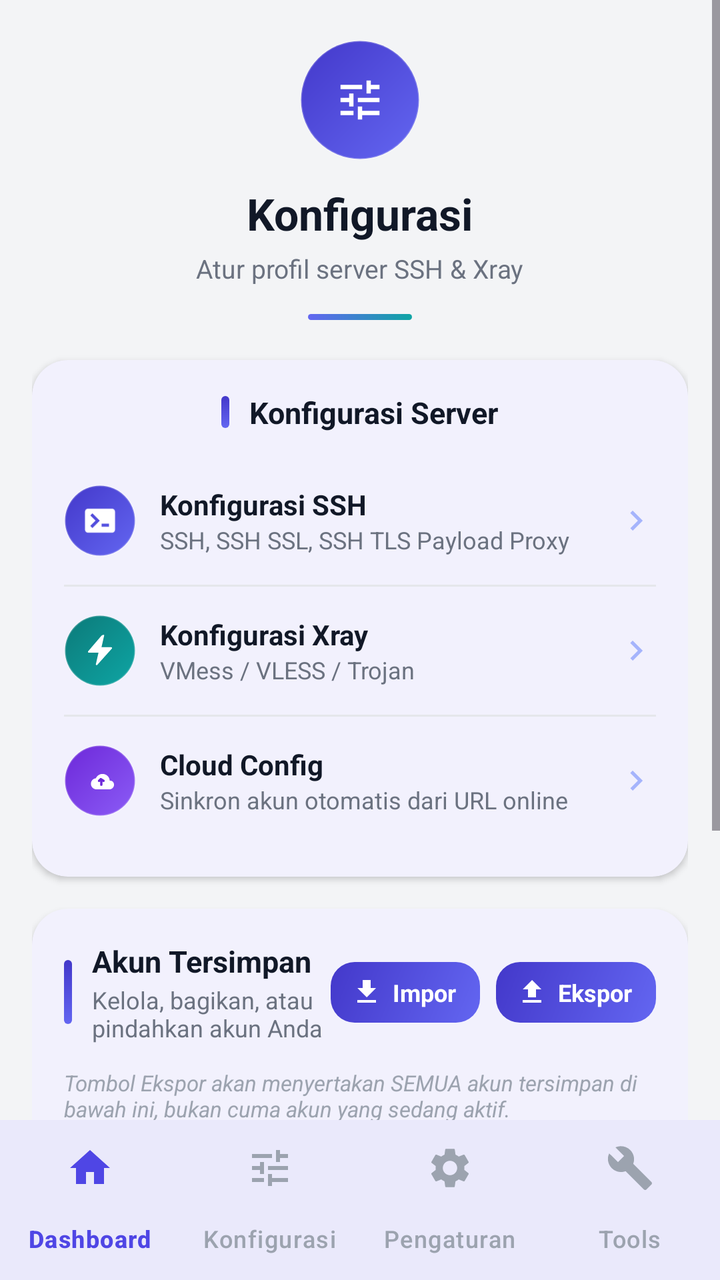
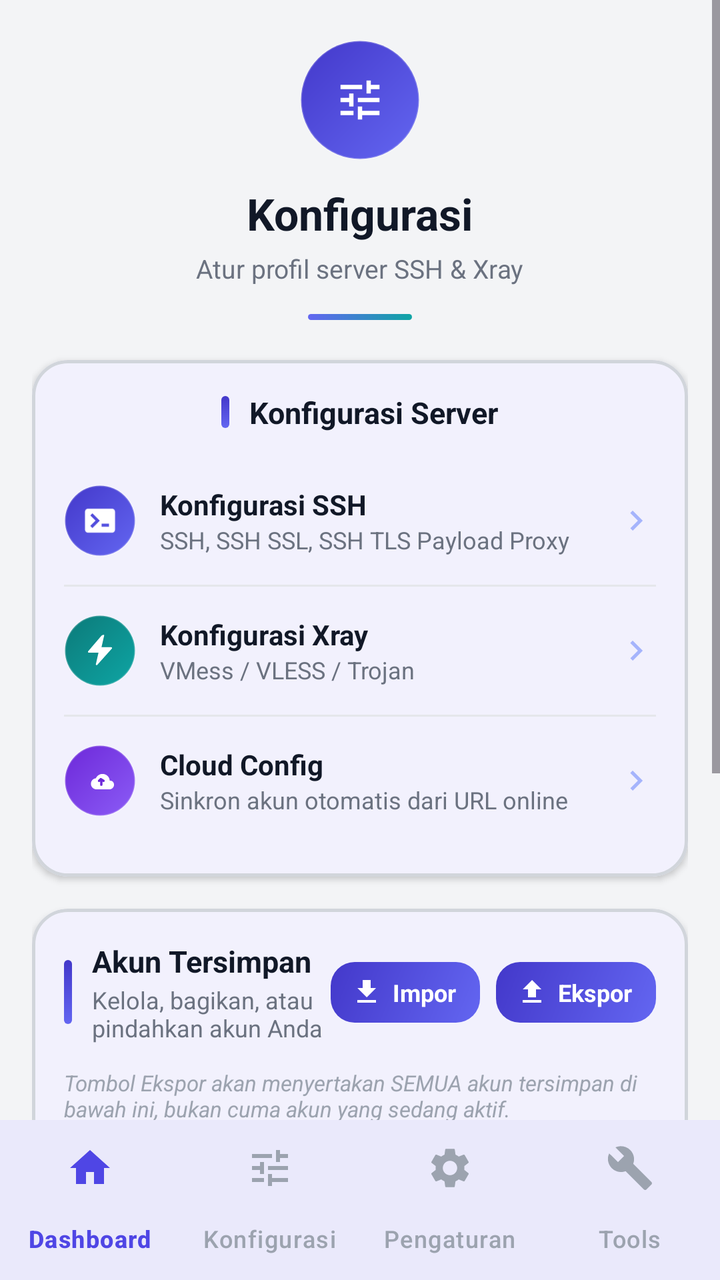

Two renders of the same Android screen: before a commit and after it. Below are the layout's source before the change and the commit's diff.
<!-- AndroidManifest.xml: application theme Theme.TunnelApp -->
<!-- res/layout/activity_config.xml -->
<?xml version="1.0" encoding="utf-8"?>
<LinearLayout xmlns:android="http://schemas.android.com/apk/res/android"
    xmlns:app="http://schemas.android.com/apk/res-auto"
    android:layout_width="match_parent"
    android:layout_height="match_parent"
    android:orientation="vertical"
    android:background="@color/app_background">

    <ScrollView
        android:layout_width="match_parent"
        android:layout_height="0dp"
        android:layout_weight="1"
        android:fillViewport="true">

        <LinearLayout
            android:layout_width="match_parent"
            android:layout_height="wrap_content"
            android:orientation="vertical"
            android:padding="16dp">

            
            <LinearLayout
                android:layout_width="match_parent"
                android:layout_height="wrap_content"
                android:orientation="vertical"
                android:gravity="center_horizontal"
                android:paddingTop="4dp"
                android:layout_marginBottom="20dp">

                <FrameLayout
                    android:layout_width="60dp"
                    android:layout_height="60dp"
                    android:background="@drawable/bg_page_header_badge">

                    <ImageView
                        android:layout_width="26dp"
                        android:layout_height="26dp"
                        android:layout_gravity="center"
                        android:src="@drawable/ic_nav_config"
                        app:tint="@color/brand_on_primary"
                        android:contentDescription="@null" />
                </FrameLayout>

                <TextView
                    android:layout_width="wrap_content"
                    android:layout_height="wrap_content"
                    android:layout_marginTop="12dp"
                    android:text="Konfigurasi"
                    android:textColor="@color/text_primary"
                    android:textSize="22sp"
                    android:textStyle="bold" />

                <TextView
                    android:layout_width="wrap_content"
                    android:layout_height="wrap_content"
                    android:layout_marginTop="4dp"
                    android:text="Atur profil server SSH &amp; Xray"
                    android:textColor="@color/text_secondary"
                    android:textSize="13sp" />

                <View
                    android:layout_width="52dp"
                    android:layout_height="3dp"
                    android:layout_marginTop="14dp"
                    android:background="@drawable/bg_header_accent_divider" />
            </LinearLayout>

            
            <com.google.android.material.card.MaterialCardView
                style="@style/Card.Section"
                android:layout_width="match_parent"
                android:layout_height="wrap_content"
                android:layout_marginBottom="16dp">

                <LinearLayout
                    android:layout_width="match_parent"
                    android:layout_height="wrap_content"
                    android:orientation="vertical">

                    <LinearLayout
                        android:layout_width="match_parent"
                        android:layout_height="wrap_content"
                        android:layout_marginBottom="12dp"
                        android:orientation="horizontal"
                        android:gravity="center">

                        
                        <View
                            android:layout_width="4dp"
                            android:layout_height="16dp"
                            android:layout_marginEnd="10dp"
                            android:background="@drawable/bg_section_accent_bar" />

                        
                        <TextView
                            style="@style/SectionTitleText"
                            android:layout_width="wrap_content"
                            android:layout_height="wrap_content"
                            android:layout_marginBottom="0dp"
                            android:text="Konfigurasi Server" />
                    </LinearLayout>

                    <LinearLayout
                        android:id="@+id/rowConfigSsh"
                        android:layout_width="match_parent"
                        android:layout_height="wrap_content"
                        android:orientation="horizontal"
                        android:gravity="center_vertical"
                        android:paddingTop="14dp"
                        android:paddingBottom="14dp"
                        android:clickable="true"
                        android:focusable="true"
                        android:background="?attr/selectableItemBackground">

                        <FrameLayout
                            android:layout_width="36dp"
                            android:layout_height="36dp"
                            android:layout_marginEnd="12dp">

                            <View
                                android:layout_width="match_parent"
                                android:layout_height="match_parent"
                                android:background="@drawable/bg_avatar_ssh" />

                            <ImageView
                                android:layout_width="18dp"
                                android:layout_height="18dp"
                                android:layout_gravity="center"
                                android:src="@drawable/ic_account_ssh"
                                android:contentDescription="@null" />
                        </FrameLayout>

                        <LinearLayout
                            android:layout_width="0dp"
                            android:layout_height="wrap_content"
                            android:layout_weight="1"
                            android:orientation="vertical">

                            <TextView
                                android:layout_width="wrap_content"
                                android:layout_height="wrap_content"
                                android:text="Konfigurasi SSH"
                                android:textColor="@color/text_primary"
                                android:textStyle="bold"
                                android:textSize="14sp" />

                            <TextView
                                android:layout_width="wrap_content"
                                android:layout_height="wrap_content"
                                android:text="SSH, SSH SSL, SSH TLS Payload Proxy"
                                android:textColor="@color/text_secondary"
                                android:textSize="12sp" />
                        </LinearLayout>

                        <ImageView
                            android:layout_width="20dp"
                            android:layout_height="20dp"
                            android:src="@drawable/ic_chevron_forward"
                            android:contentDescription="@null" />
                    </LinearLayout>

                    <View
                        android:layout_width="match_parent"
                        android:layout_height="1dp"
                        android:background="@color/divider" />

                    <LinearLayout
                        android:id="@+id/rowConfigXray"
                        android:layout_width="match_parent"
                        android:layout_height="wrap_content"
                        android:orientation="horizontal"
                        android:gravity="center_vertical"
                        android:paddingTop="14dp"
                        android:paddingBottom="14dp"
                        android:clickable="true"
                        android:focusable="true"
                        android:background="?attr/selectableItemBackground">

                        <FrameLayout
                            android:layout_width="36dp"
                            android:layout_height="36dp"
                            android:layout_marginEnd="12dp">

                            <View
                                android:layout_width="match_parent"
                                android:layout_height="match_parent"
                                android:background="@drawable/bg_avatar_xray" />

                            <ImageView
                                android:layout_width="18dp"
                                android:layout_height="18dp"
                                android:layout_gravity="center"
                                android:src="@drawable/ic_account_xray"
                                android:contentDescription="@null" />
                        </FrameLayout>

                        <LinearLayout
                            android:layout_width="0dp"
                            android:layout_height="wrap_content"
                            android:layout_weight="1"
                            android:orientation="vertical">

                            <TextView
                                android:layout_width="wrap_content"
                                android:layout_height="wrap_content"
                                android:text="Konfigurasi Xray"
                                android:textColor="@color/text_primary"
                                android:textStyle="bold"
                                android:textSize="14sp" />

                            <TextView
                                android:layout_width="wrap_content"
                                android:layout_height="wrap_content"
                                android:text="VMess / VLESS / Trojan"
                                android:textColor="@color/text_secondary"
                                android:textSize="12sp" />
                        </LinearLayout>

                        <ImageView
                            android:layout_width="20dp"
                            android:layout_height="20dp"
                            android:src="@drawable/ic_chevron_forward"
                            android:contentDescription="@null" />
                    </LinearLayout>

                    <View
                        android:layout_width="match_parent"
                        android:layout_height="1dp"
                        android:background="@color/divider" />

                    
                    <LinearLayout
                        android:id="@+id/rowCloudConfig"
                        android:layout_width="match_parent"
                        android:layout_height="wrap_content"
                        android:orientation="horizontal"
                        android:gravity="center_vertical"
                        android:paddingTop="14dp"
                        android:paddingBottom="14dp"
                        android:clickable="true"
                        android:focusable="true"
                        android:background="?attr/selectableItemBackground">

                        <FrameLayout
                            android:layout_width="36dp"
                            android:layout_height="36dp"
                            android:layout_marginEnd="12dp">

                            <View
                                android:layout_width="match_parent"
                                android:layout_height="match_parent"
                                android:background="@drawable/bg_avatar_cloud" />

                            <ImageView
                                android:layout_width="18dp"
                                android:layout_height="18dp"
                                android:layout_gravity="center"
                                android:src="@drawable/ic_cloud_sync"
                                android:contentDescription="@null" />
                        </FrameLayout>

                        <LinearLayout
                            android:layout_width="0dp"
                            android:layout_height="wrap_content"
                            android:layout_weight="1"
                            android:orientation="vertical">

                            <TextView
                                android:layout_width="wrap_content"
                                android:layout_height="wrap_content"
                                android:text="Cloud Config"
                                android:textColor="@color/text_primary"
                                android:textStyle="bold"
                                android:textSize="14sp" />

                            <TextView
                                android:id="@+id/textCloudConfigSubtitle"
                                android:layout_width="wrap_content"
                                android:layout_height="wrap_content"
                                android:text="Sinkron akun otomatis dari URL online"
                                android:textColor="@color/text_secondary"
                                android:textSize="12sp" />
                        </LinearLayout>

                        <ImageView
                            android:layout_width="20dp"
                            android:layout_height="20dp"
                            android:src="@drawable/ic_chevron_forward"
                            android:contentDescription="@null" />
                    </LinearLayout>
                </LinearLayout>
            </com.google.android.material.card.MaterialCardView>
            
            <com.google.android.material.card.MaterialCardView
                style="@style/Card.Section"
                android:layout_width="match_parent"
                android:layout_height="wrap_content"
                android:layout_marginBottom="16dp">

                <LinearLayout
                    android:layout_width="match_parent"
                    android:layout_height="wrap_content"
                    android:orientation="vertical">

                    
                    <LinearLayout
                        android:layout_width="match_parent"
                        android:layout_height="wrap_content"
                        android:layout_marginBottom="12dp"
                        android:orientation="horizontal"
                        android:gravity="center_vertical">

                        <View
                            android:layout_width="4dp"
                            android:layout_height="32dp"
                            android:layout_marginEnd="10dp"
                            android:background="@drawable/bg_section_accent_bar" />

                        <LinearLayout
                            android:layout_width="0dp"
                            android:layout_height="wrap_content"
                            android:layout_weight="1"
                            android:orientation="vertical">

                            <TextView
                                style="@style/SectionTitleText"
                                android:layout_width="wrap_content"
                                android:layout_height="wrap_content"
                                android:layout_marginBottom="0dp"
                                android:text="Akun Tersimpan" />

                            <TextView
                                android:layout_width="wrap_content"
                                android:layout_height="wrap_content"
                                android:layout_marginTop="1dp"
                                android:text="Kelola, bagikan, atau pindahkan akun Anda"
                                android:textColor="@color/text_secondary"
                                android:textSize="12sp" />
                        </LinearLayout>

                        
                        <TextView
                            android:id="@+id/btnImportConfig"
                            android:layout_width="wrap_content"
                            android:layout_height="wrap_content"
                            android:background="@drawable/bg_btn_brand_soft"
                            android:drawableStart="@drawable/ic_import"
                            android:drawablePadding="5dp"
                            android:paddingStart="10dp"
                            android:paddingEnd="12dp"
                            android:paddingTop="7dp"
                            android:paddingBottom="7dp"
                            android:layout_marginEnd="8dp"
                            android:text="Impor"
                            android:textColor="@color/brand_on_primary"
                            android:textStyle="bold"
                            android:textSize="12sp"
                            android:clickable="true"
                            android:focusable="true" />

                        <TextView
                            android:id="@+id/btnExportAllConfig"
                            android:layout_width="wrap_content"
                            android:layout_height="wrap_content"
                            android:background="@drawable/bg_btn_brand_soft"
                            android:drawableStart="@drawable/ic_export"
                            android:drawablePadding="5dp"
                            android:paddingStart="10dp"
                            android:paddingEnd="12dp"
                            android:paddingTop="7dp"
                            android:paddingBottom="7dp"
                            android:text="Ekspor"
                            android:textColor="@color/brand_on_primary"
                            android:textStyle="bold"
                            android:textSize="12sp"
                            android:clickable="true"
                            android:focusable="true" />
                    </LinearLayout>

                    
                    <TextView
                        android:layout_width="match_parent"
                        android:layout_height="wrap_content"
                        android:layout_marginBottom="10dp"
                        android:text="Tombol Ekspor akan menyertakan SEMUA akun tersimpan di bawah ini, bukan cuma akun yang sedang aktif."
                        android:textColor="@color/text_hint"
                        android:textSize="11sp"
                        android:textStyle="italic" />

                    
                    <com.google.android.material.textfield.TextInputLayout
                        android:id="@+id/tilSearchAccount"
                        style="@style/Field.Outlined"
                        android:layout_width="match_parent"
                        android:layout_height="wrap_content"
                        android:layout_marginBottom="10dp"
                        android:hint="Cari akun (nama atau host)..."
                        app:startIconDrawable="@drawable/ic_search"
                        app:endIconMode="clear_text">

                        <com.google.android.material.textfield.TextInputEditText
                            android:id="@+id/etSearchAccount"
                            android:layout_width="match_parent"
                            android:layout_height="wrap_content"
                            android:inputType="text"
                            android:maxLines="1"
                            android:textColor="@color/text_primary"
                            android:textColorHint="@color/text_hint"
                            android:autofillHints="" />
                    </com.google.android.material.textfield.TextInputLayout>

                    
                    <LinearLayout
                        android:id="@+id/llAccountsContainer"
                        android:layout_width="match_parent"
                        android:layout_height="wrap_content"
                        android:orientation="vertical" />

                    
                    <LinearLayout
                        android:id="@+id/llAccountEmpty"
                        android:layout_width="match_parent"
                        android:layout_height="wrap_content"
                        android:orientation="horizontal"
                        android:gravity="center_vertical"
                        android:paddingTop="6dp">

                        <View
                            android:layout_width="44dp"
                            android:layout_height="44dp"
                            android:layout_marginEnd="12dp"
                            android:background="@drawable/bg_avatar_empty" />

                        
                        <TextView
                            android:id="@+id/textAccountEmptyMessage"
                            android:layout_width="0dp"
                            android:layout_height="wrap_content"
                            android:layout_weight="1"
                            android:text="Belum ada akun ditambahkan. Tambahkan lewat Konfigurasi SSH atau Xray di bawah."
                            android:textColor="@color/text_secondary"
                            android:textSize="13sp" />
                    </LinearLayout>
                </LinearLayout>
            </com.google.android.material.card.MaterialCardView>

        </LinearLayout>
    </ScrollView>

    
    <com.google.android.material.bottomnavigation.BottomNavigationView
        android:id="@+id/bottomNav"
        style="@style/Widget.TunnelApp.BottomNav"
        android:layout_width="match_parent"
        android:layout_height="wrap_content"
        app:menu="@menu/bottom_nav_menu" />

</LinearLayout>
<!-- resources referenced by this layout -->
<resources>
  <color name="app_background">#F3F4F6</color>
  <color name="brand_on_primary">#FFFFFF</color>
  <color name="divider">#E5E7EB</color>
  <color name="text_hint">#9CA3AF</color>
  <color name="text_primary">#111827</color>
  <color name="text_secondary">#6B7280</color>
  <!-- drawable bg_avatar_empty (drawable) -->
  <shape xmlns:android="http://schemas.android.com/apk/res/android"
      android:shape="oval">
      <solid android:color="@color/status_pending_bg" />
      <stroke android:width="1dp" android:color="@color/divider" />
  </shape>
  <!-- drawable bg_header_accent_divider (drawable) -->
  <?xml version="1.0" encoding="utf-8"?>
  <shape xmlns:android="http://schemas.android.com/apk/res/android" android:shape="rectangle">
      <gradient
          android:type="linear"
          android:angle="0"
          android:startColor="@color/hero_gradient_start"
          android:endColor="@color/brand_secondary" />
      <corners android:radius="3dp" />
  </shape>
  <!-- drawable ic_chevron_forward (drawable) -->
  <?xml version="1.0" encoding="utf-8"?>
  <vector xmlns:android="http://schemas.android.com/apk/res/android"
      android:width="20dp"
      android:height="20dp"
      android:viewportWidth="24"
      android:viewportHeight="24">
      <path
          android:fillColor="#A5B4FC"
          android:pathData="M8.59,16.59L13.17,12L8.59,7.41L10,6l6,6l-6,6z"/>
  </vector>
  <!-- drawable ic_export (drawable) -->
  <?xml version="1.0" encoding="utf-8"?>
  <vector xmlns:android="http://schemas.android.com/apk/res/android"
      android:width="16dp"
      android:height="16dp"
      android:viewportWidth="24"
      android:viewportHeight="24">
      <path
          android:fillColor="#FFFFFF"
          android:pathData="M9,16h6v-6h4l-7,-7 -7,7h4v6zM5,18h14v2L5,20v-2z"/>
  </vector>
  <!-- drawable ic_import (drawable) -->
  <?xml version="1.0" encoding="utf-8"?>
  <vector xmlns:android="http://schemas.android.com/apk/res/android"
      android:width="16dp"
      android:height="16dp"
      android:viewportWidth="24"
      android:viewportHeight="24">
      <path
          android:fillColor="#FFFFFF"
          android:pathData="M19,9h-4L15,3L9,3v6L5,9l7,7 7,-7zM5,18v2h14v-2L5,18z"/>
  </vector>
  <style name="Card.Section" parent="Widget.Material3.CardView.Elevated">
          <item name="cardCornerRadius">18dp</item>
          <item name="cardElevation">2dp</item>
          <item name="contentPadding">16dp</item>
          <item name="cardBackgroundColor">@color/card_background</item>
          <item name="strokeWidth">0dp</item>
      </style>
  <style name="SectionTitleText">
          <item name="android:textColor">@color/text_primary</item>
          <item name="android:textStyle">bold</item>
          <item name="android:textSize">15sp</item>
          <item name="android:layout_marginBottom">12dp</item>
      </style>
  <color name="cloud_gradient_start">#8B5CF6</color>
  <color name="cloud_gradient_end">#6D28D9</color>
  <color name="status_pending_bg">#F3F4F6</color>
  <color name="hero_gradient_start">#6366F1</color>
  <color name="brand_primary_dark">#4338CA</color>
  <color name="brand_secondary">#0EA5A4</color>
  <color name="brand_secondary_dark">#0C7A79</color>
  <color name="card_background">#FFFFFF</color>
  <color name="brand_primary">#4F46E5</color>
  <color name="status_error">#DC2626</color>
  <!-- unchanged entries left out for length: 14 -->
</resources>

<!-- the commit's change to res/layout/activity_config.xml (unified diff, before → after) -->
@@ -410,6 +410,22 @@
                     </com.google.android.material.textfield.TextInputLayout>
 
                     
+                    <com.google.android.material.button.MaterialButton
+                        android:id="@+id/btnTestPingAll"
+                        style="@style/Button.Primary"
+                        android:layout_width="match_parent"
+                        android:layout_height="46dp"
+                        android:layout_marginBottom="10dp"
+                        android:text="Tes Ping Semua Server"
+                        android:textAllCaps="false"
+                        android:textSize="13.5sp"
+                        app:icon="@drawable/ic_ping_bolt"
+                        app:iconGravity="textStart"
+                        app:iconPadding="8dp"
+                        app:iconSize="18dp"
+                        app:cornerRadius="12dp" />
+
+                    
                     <LinearLayout
                         android:id="@+id/llAccountsContainer"
                         android:layout_width="match_parent"
<!-- resource entries referenced after the edit -->
@@ -55,12 +55,29 @@
           android:fillColor="#FFFFFF"
           android:pathData="M19,9h-4L15,3L9,3v6L5,9l7,7 7,-7zM5,18v2h14v-2L5,18z"/>
   </vector>
+  <!-- drawable ic_ping_bolt (drawable) -->
+  <?xml version="1.0" encoding="utf-8"?>
+  <vector xmlns:android="http://schemas.android.com/apk/res/android"
+      android:width="24dp"
+      android:height="24dp"
+      android:viewportWidth="24"
+      android:viewportHeight="24"
+      android:tint="#FFFFFF">
+      <path
+          android:fillColor="#FF000000"
+          android:pathData="M13,2L4.09,12.5 L11,12.5 L10,22 L19.91,10.5 L13,10.5 Z" />
+  </vector>
+  <style name="Button.Primary" parent="Widget.Material3.Button">
+          <item name="cornerRadius">14dp</item>
+          <item name="backgroundTint">@color/brand_primary</item>
+      </style>
   <style name="Card.Section" parent="Widget.Material3.CardView.Elevated">
           <item name="cardCornerRadius">18dp</item>
           <item name="cardElevation">2dp</item>
           <item name="contentPadding">16dp</item>
           <item name="cardBackgroundColor">@color/card_background</item>
-          <item name="strokeWidth">0dp</item>
+          <item name="strokeWidth">1.5dp</item>
+          <item name="strokeColor">@color/card_stroke</item>
       </style>
   <style name="SectionTitleText">
           <item name="android:textColor">@color/text_primary</item>
@@ -76,6 +93,7 @@
   <color name="brand_secondary">#0EA5A4</color>
   <color name="brand_secondary_dark">#0C7A79</color>
   <color name="card_background">#FFFFFF</color>
+  <color name="card_stroke">#D1D5DB</color>
   <color name="brand_primary">#4F46E5</color>
   <color name="status_error">#DC2626</color>
   <!-- unchanged entries left out for length: 14 -->
